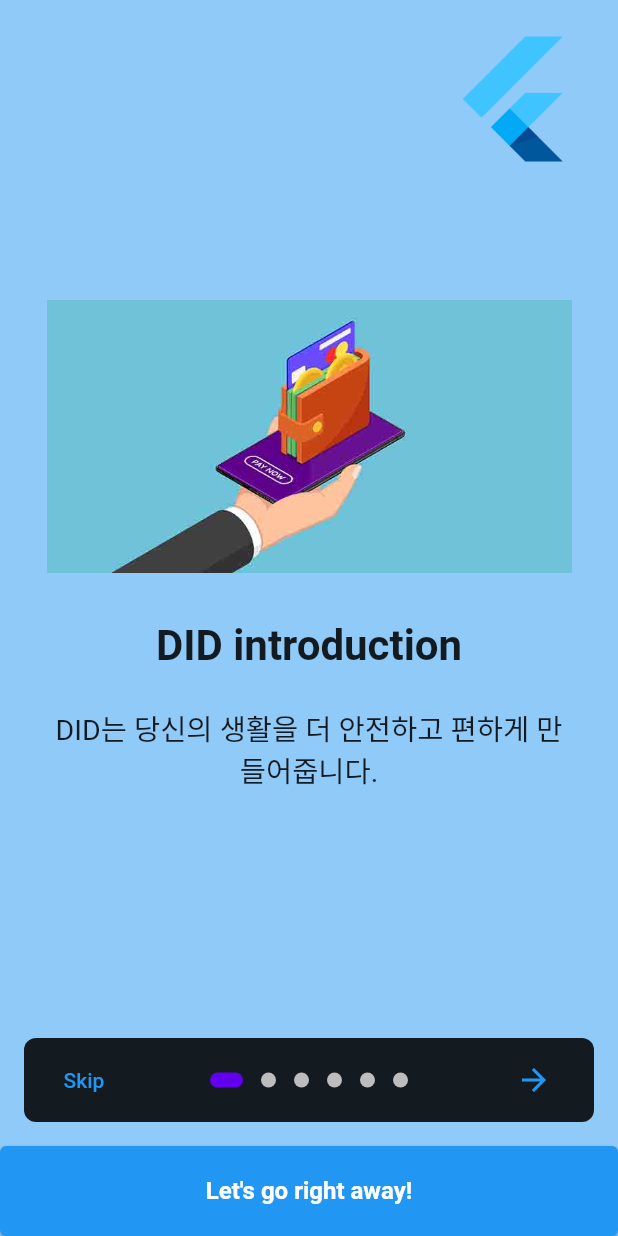
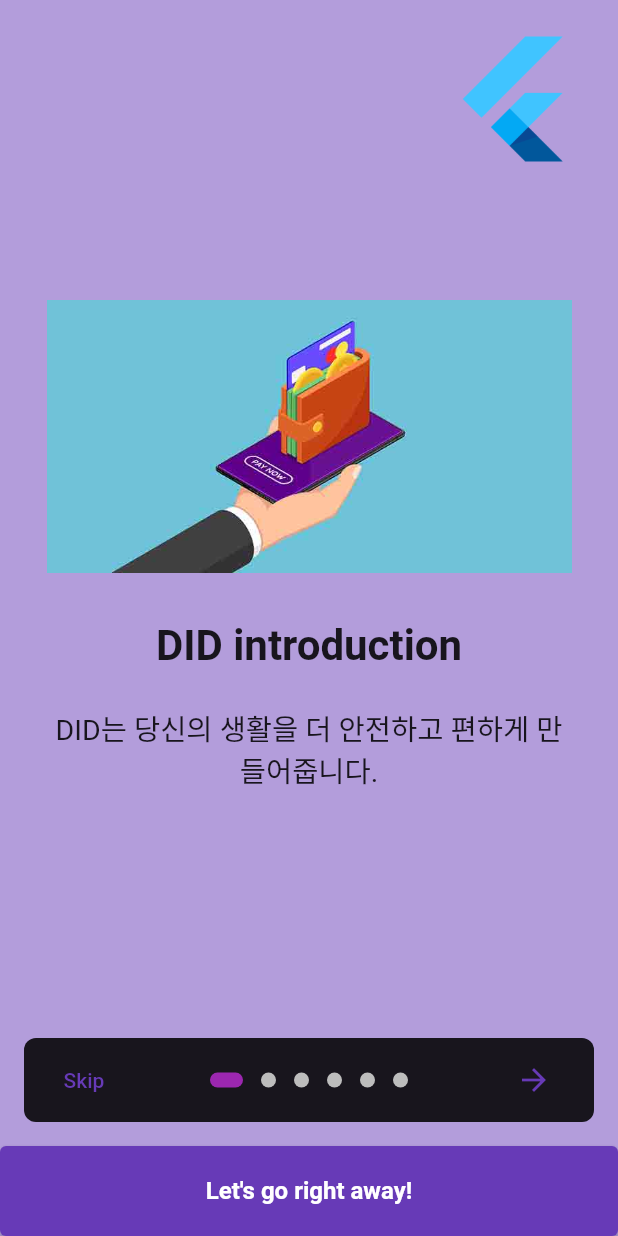
Before and after one commit to ProtoconNet/did-client, a Flutter app: the screen it shows after launch, on a phone screen of 412 x 824 dp. Run offline on Flutter 3.47's test engine with Material 2 defaults, Android fonts, the phone set to English and light mode, and no system bars; drawn by our look-alikes of introduction_screen; our stand-ins replace awesome_dialog, camera, confetti, flutter_datetime_picker, flutter_dotenv, flutter_secure_storage and 11 more; missing offline and left inert: biometric_storage, cryptography, dart_jsonwebtoken, encrypt, fast_base58, google_ml_kit and 1 more.

Commit message:
change login page ux add biometric storage for password set theme swatch color

```diff
--- a/lib/config/theme.dart
+++ b/lib/config/theme.dart
@@ -4,12 +4,18 @@ import 'package:google_fonts/google_fonts.dart';
 final theme = ThemeData(
   brightness: Brightness.light,
   fontFamily: GoogleFonts.roboto().fontFamily,
-  primaryColor: Color(0xFF6200EE),
-  accentColor: Color(0xFF03DAC6),
+  primarySwatch: Colors.deepPurple,
+  primaryColor: Colors.purple,
+  primaryColorLight: Colors.purple,
+  primaryColorDark: Colors.purple,
+  accentColor: Colors.deepPurple,
 );
 final darkTheme = ThemeData(
   brightness: Brightness.dark,
   fontFamily: GoogleFonts.roboto().fontFamily,
-  primaryColor: Color(0xFF6200EE),
-  accentColor: Color(0xFF03DAC6),
+  primarySwatch: Colors.purple,
+  primaryColor: Colors.deepPurple,
+  primaryColorLight: Colors.purple,
+  primaryColorDark: Colors.purple,
+  accentColor: Colors.deepPurple,
 );
--- a/lib/pages/config.dart
+++ b/lib/pages/config.dart
@@ -203,7 +203,7 @@ class Config extends StatelessWidget {
                     androidPromptInfo: const AndroidPromptInfo(
                       confirmationRequired: false,
                     ));
-                _noConfirmation.write('ASDFASDFasdfasdf');
+                _noConfirmation.write('Biometric Storage Test String');
                 var test = await _noConfirmation.read();
 
                 c.setText(test);
--- a/lib/pages/create_did.dart
+++ b/lib/pages/create_did.dart
@@ -12,7 +12,7 @@ class CreateDID extends StatelessWidget {
 
   @override
   Widget build(BuildContext context) {
-    print("in createdid : $password");
+    print("in create did : $password");
     return Background(children: [
       FutureBuilder<String>(
           future: c.createDID(password),
--- a/lib/pages/schema.dart
+++ b/lib/pages/schema.dart
@@ -136,7 +136,7 @@ class Schema extends StatelessWidget {
 
   @override
   Widget build(BuildContext context) {
-    final SchemaController c = Get.put(SchemaController(did: did, name: name, requestSchema: requestSchema));
+    // final SchemaController c = Get.put(SchemaController(did: did, name: name, requestSchema: requestSchema));
     // log.i("Schema build");
     return Background(
         appBar: AppBar(
--- a/lib/pages/text_detector_painter.dart
+++ b/lib/pages/text_detector_painter.dart
@@ -47,7 +47,7 @@ class TextDetectorPainter extends CustomPainter {
         ParagraphStyle(textAlign: TextAlign.left, fontSize: 16, textDirection: TextDirection.ltr),
       );
       builder.pushStyle(ui.TextStyle(color: Colors.lightGreenAccent, background: background));
-      builder.addText('${textBlock.text}');
+      builder.addText('$textBlock.text');
       builder.pop();
 
       final left = translateX(textBlock.rect.left, rotation, size, absoluteImageSize);
--- a/lib/pages/vc.dart
+++ b/lib/pages/vc.dart
@@ -90,7 +90,7 @@ class VC extends StatelessWidget {
           padding: EdgeInsets.only(bottom: 20.0),
           child: OpenContainer(
               openBuilder: (context, closedContainer) {
-                log.i("VC openBuilder: ${vc}");
+                log.i("VC openBuilder: $vc");
                 return VP(name: name, vc: vc);
               },
               openColor: Get.theme.cardColor,
--- a/lib/pages/vp.dart
+++ b/lib/pages/vp.dart
@@ -1,6 +1,6 @@
 import 'dart:convert';
 import 'package:flutter/material.dart';
-import 'package:get/get.dart';
+// import 'package:get/get.dart';
 
 import 'package:wallet/widgets/background.dart';
 // import 'package:wallet/global/variable.dart';
--- a/lib/providers/global_variable.dart
+++ b/lib/providers/global_variable.dart
@@ -9,6 +9,7 @@ class GlobalVariable extends GetxController {
   final box = GetStorage();
   var password = ''.obs;
   var did = ''.obs;
+  // var biometric = false.obs;
   var tabController = PersistentTabController(initialIndex: 0).obs;
 
   final themeModeList = {"system": ThemeMode.system, "light": ThemeMode.light, "dark": ThemeMode.dark};
@@ -21,6 +22,10 @@ class GlobalVariable extends GetxController {
 
     if (!box.hasData('language')) {
       changeLanguage('system');
+    }
+
+    if (!box.hasData('biometric')) {
+      box.write('biometric', false);
     }
 
     box.listenKey('themeMode', (value) {
@@ -54,6 +59,12 @@ class GlobalVariable extends GetxController {
     if (languageModeList.containsKey(val)) box.write('language', val);
   }
 
+  bool get biometric => box.read('biometric');
+
+  void setBiometric(bool val) {
+    box.write('biometric', val);
+  }
+
   void inputPassword(String param) {
     password.value = param;
   }
--- a/lib/providers/issuer.dart
+++ b/lib/providers/issuer.dart
@@ -7,7 +7,7 @@ class Issuer {
   responseCheck(http.Response response) {
     switch ((response.statusCode / 100).floor()) {
       case 2:
-        log.i("${response.body}");
+        log.i("$response.body");
         return response;
       default:
         log.lw("Response Error $response");
--- a/lib/providers/vp_test.dart
+++ b/lib/providers/vp_test.dart
@@ -54,10 +54,10 @@ class VPTest {
         "expire": expire.toIso8601String(),
         "created": now.toIso8601String(),
         "proofPurpose": "authentication",
-        "verificationMethod": keyLocation, // "did:example:76e12ec21ebhyu1f712ebc6f1z2/keys/2"
+        "verificationMethod": keyLocation,
         // "challenge": "c0ae1c8e-c7e7-469f-b252-86e6a0e7387e", // random
         // "domain": "test.org", // submit vp domain
-        "jws": token // noPayloadToken
+        "jws": noPayloadToken // token
       }
     ];
     vp['proof'] = proof;
```
Also changed, not shown: lib/controller/login_controller.dart (+28 -0 lines), lib/controller/schema_controller.dart (+12 -10 lines), lib/pages/camera.dart (+8 -6 lines), lib/pages/login.dart (+43 -5 lines), lib/widgets/gradient_icon.dart (added, +32 -0 lines), 1 other file.
